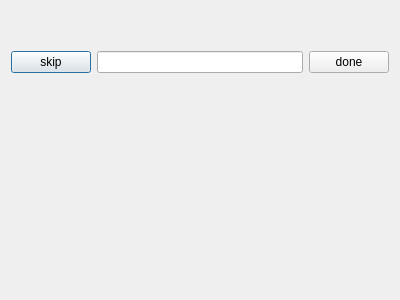
Above: gui/ui/TaskDialog.ui from xffox/brainer before the change. Below: the same form after it.
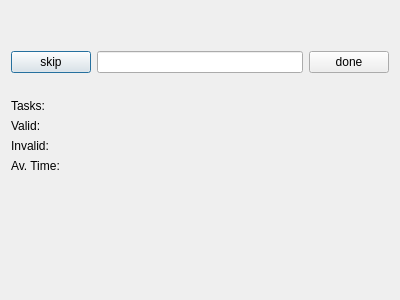
That is the form after the change.

Commit message: show stats on the ui

Diff of the .ui file:
```diff
--- a/gui/ui/TaskDialog.ui
+++ b/gui/ui/TaskDialog.ui
@@ -71,6 +71,66 @@
        </property>
       </widget>
      </item>
+     <item>
+      <layout class="QFormLayout" name="formLayout">
+       <item row="0" column="0">
+        <widget class="QLabel" name="tasksTextLabel">
+         <property name="text">
+          <string>Tasks:</string>
+         </property>
+        </widget>
+       </item>
+       <item row="0" column="1">
+        <widget class="QLabel" name="tasksLabel">
+         <property name="text">
+          <string/>
+         </property>
+        </widget>
+       </item>
+       <item row="1" column="0">
+        <widget class="QLabel" name="validTextLabel">
+         <property name="text">
+          <string>Valid:</string>
+         </property>
+        </widget>
+       </item>
+       <item row="1" column="1">
+        <widget class="QLabel" name="validLabel">
+         <property name="text">
+          <string/>
+         </property>
+        </widget>
+       </item>
+       <item row="2" column="0">
+        <widget class="QLabel" name="invalidTextLabel">
+         <property name="text">
+          <string>Invalid:</string>
+         </property>
+        </widget>
+       </item>
+       <item row="2" column="1">
+        <widget class="QLabel" name="invalidLabel">
+         <property name="text">
+          <string/>
+         </property>
+        </widget>
+       </item>
+       <item row="3" column="0">
+        <widget class="QLabel" name="avTimeTextLabel">
+         <property name="text">
+          <string>Av. Time:</string>
+         </property>
+        </widget>
+       </item>
+       <item row="3" column="1">
+        <widget class="QLabel" name="avTimeLabel">
+         <property name="text">
+          <string/>
+         </property>
+        </widget>
+       </item>
+      </layout>
+     </item>
      <item>
       <spacer name="verticalSpacer">
        <property name="orientation">
```
The commit also changes 3 other files.
